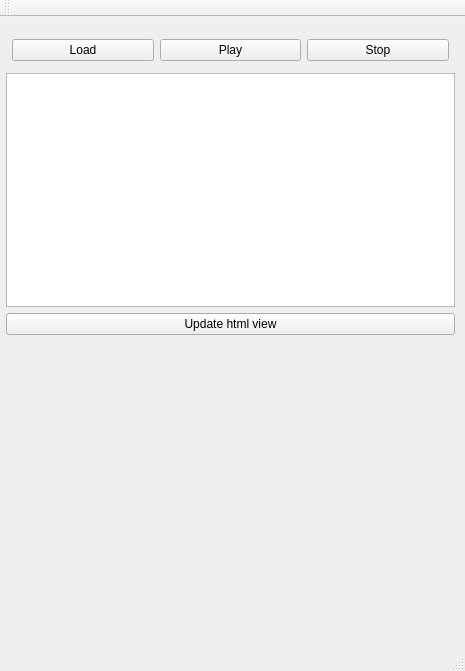
Old version of the form mainwindow.ui in the repository tarmoj/webchannel-test.
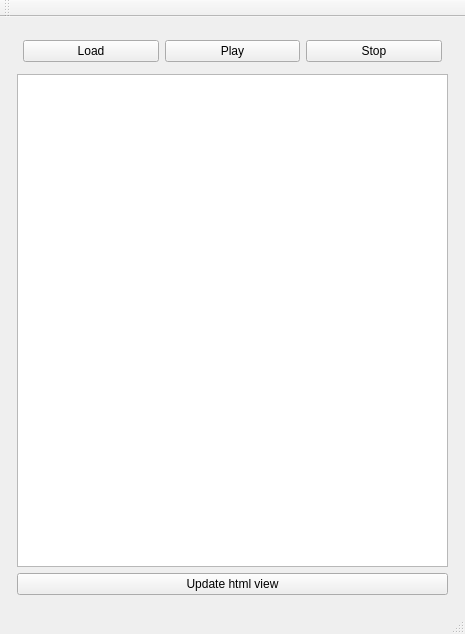
New version of the form.

Commit message: Better lyaout, look for <html, not <CsHtml5>

```diff
--- a/mainwindow.ui
+++ b/mainwindow.ui
@@ -7,7 +7,7 @@
     <x>0</x>
     <y>0</y>
     <width>465</width>
-    <height>671</height>
+    <height>634</height>
    </rect>
   </property>
   <property name="windowTitle">
@@ -20,15 +20,8 @@
      <verstretch>0</verstretch>
     </sizepolicy>
    </property>
-   <widget class="QWidget" name="verticalLayoutWidget">
-    <property name="geometry">
-     <rect>
-      <x>0</x>
-      <y>10</y>
-      <width>461</width>
-      <height>314</height>
-     </rect>
-    </property>
+   <layout class="QVBoxLayout" name="verticalLayout_2">
+    <item>
     <layout class="QVBoxLayout" name="verticalLayout" stretch="0,0,0">
      <property name="leftMargin">
       <number>6</number>
@@ -109,18 +102,11 @@
       </widget>
      </item>
     </layout>
-   </widget>
-   <widget class="QWidget" name="horizontalLayoutWidget">
-    <property name="geometry">
-     <rect>
-      <x>10</x>
-      <y>330</y>
-      <width>441</width>
-      <height>231</height>
-     </rect>
-    </property>
+    </item>
+    <item>
     <layout class="QHBoxLayout" name="htmlLayout"/>
-   </widget>
+    </item>
+   </layout>
   </widget>
   <widget class="QMenuBar" name="menuBar">
    <property name="geometry">
```
Lines whose indentation alone changed are shown as unchanged. The commit also changes 1 other file.
